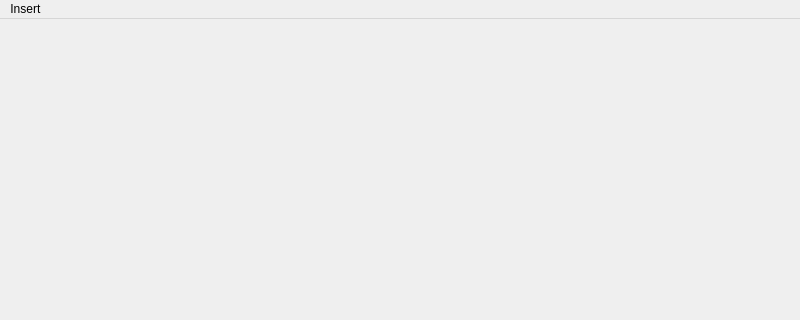
sdebiasi/SESPSarahAristea2, file SESPSarahAristea2/mathematicalwindow.ui: the form before one commit; both pictures show x 0 to 800 and y 0 to 320 of the 800 by 600 pixel window.
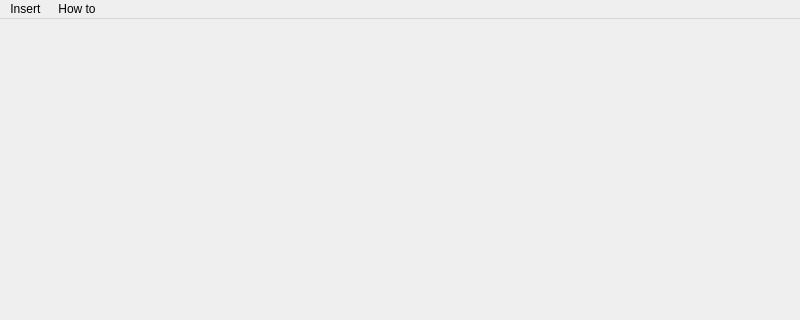
The form after the commit. Custom widgets are drawn as their Qt base class.

Diff of the .ui file:
```diff
--- a/SESPSarahAristea2/mathematicalwindow.ui
+++ b/SESPSarahAristea2/mathematicalwindow.ui
@@ -42,7 +42,16 @@
     <addaction name="separator"/>
     <addaction name="actionPoint_s"/>
    </widget>
+   <widget class="QMenu" name="menuHow_to">
+    <property name="title">
+     <string>How to</string>
+    </property>
+    <addaction name="actionInstructions"/>
+    <addaction name="separator"/>
+    <addaction name="actionAbout"/>
+   </widget>
    <addaction name="menuInsert"/>
+   <addaction name="menuHow_to"/>
   </widget>
   <widget class="QStatusBar" name="statusbar"/>
   <action name="actionEquation">
```
Left out of the diff: 10 changed lines with no effect on the pictures.
